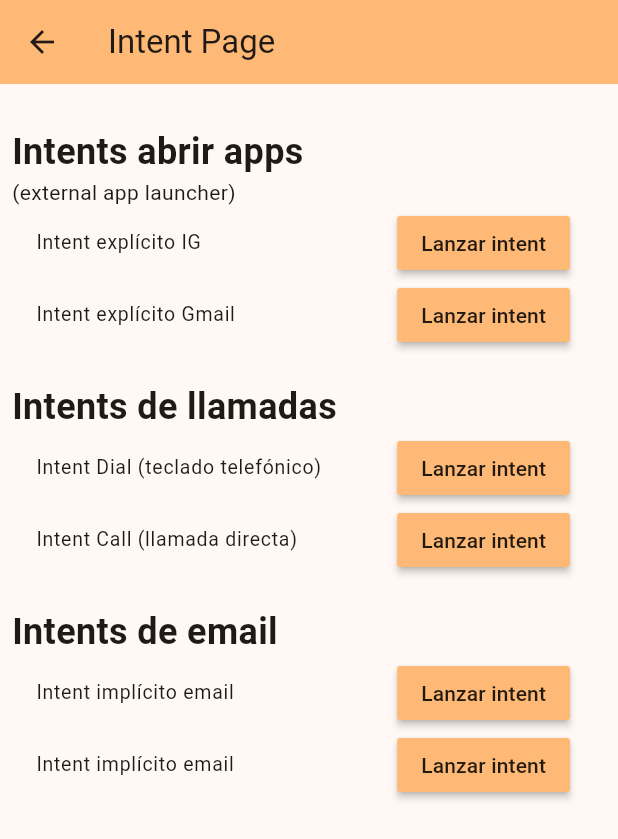
After one commit to figonzal1/ryc_flutter, a Flutter app: the IntentsPage screen opened directly, on a phone screen of 412 x 824 dp. The commit adds this screen. Shown: the top 839 px of the screen. Run offline on Flutter 3.47's test engine with Material 3 defaults, Android fonts, the phone set to English and light mode, and no system bars; our stand-ins replace google_maps_flutter, location, logger, permission_handler, video_player, webview_flutter; missing offline and left inert: android_intent_plus, external_app_launcher.

Commit message:
implementación de algunos intents
Signed-off-by: figonzal1 <felipe.gonzalezalarcon94@gmail.com>

```diff
--- a/lib/gps/GpsPage.dart
+++ b/lib/gps/GpsPage.dart
@@ -40,7 +40,7 @@ class _GpsPageState extends State<GpsPage> {
 
   void checkStatus() async {
     bool isGpsEnabled = await gpsTracker.isGPSEnabled();
-    bool isLocationPermissionGranted = await gpsTracker.isPermissionGranted();
+    bool isLocationPermissionGranted = await gpsTracker.isLocationPermissionGranted();
 
     logger.d("Permission granted: $permissionGranted");
     logger.d("GPS enabled: $isGpsEnabled");
--- a/lib/gps/GpsTrackerObserver.dart
+++ b/lib/gps/GpsTrackerObserver.dart
@@ -19,7 +19,7 @@ class GpsTrackerObserver {
     if (!(await isGPSEnabled())) {
       return;
     }
-    if (!(await isPermissionGranted())) {
+    if (!(await isLocationPermissionGranted())) {
       return;
     }
 
@@ -47,7 +47,7 @@ class GpsTrackerObserver {
     _locations.clear();
   }
 
-  Future<bool> isPermissionGranted() async =>
+  Future<bool> isLocationPermissionGranted() async =>
       await Permission.locationWhenInUse.isGranted;
 
   Future<bool> isGPSEnabled() async =>
--- /dev/null
+++ b/lib/intents/IntentsPage.dart
@@ -0,0 +1,188 @@
+import 'package:android_intent_plus/android_intent.dart';
+import 'package:external_app_launcher/external_app_launcher.dart';
+import 'package:flutter/material.dart';
+import 'package:logger/logger.dart';
+import 'package:ryc_flutter/intents/PhonePermission.dart';
+
+var logger = Logger();
+
+class IntentsPage extends StatefulWidget {
+  const IntentsPage({super.key, required this.title});
+
+  final String title;
+
+  @override
+  State<StatefulWidget> createState() => _IntentsPageState();
+}
+
+class _IntentsPageState extends State<IntentsPage> {
+  Future<void> explicitIntentInstagram() async {
+    await LaunchApp.openApp(
+        androidPackageName: 'com.instagram.android', openStore: true);
+  }
+
+  Future<void> explicitGmail() async {
+    await LaunchApp.openApp(
+      androidPackageName: 'com.google.android.gm',
+      openStore: true,
+    );
+  }
+
+  void sendToEmail() {
+    const AndroidIntent intent = AndroidIntent(
+        action: 'android.intent.action.SENDTO',
+        data:
+            'mailto:correo_destino@example.com?subject=Asunto del email&body=Probando el envío de datos desde flutter');
+    intent.launch();
+  }
+
+  void sendToEmailWithAttach() {
+    const AndroidIntent intent = AndroidIntent(
+        action: 'android.intent.action.SEND',
+        data:
+            'mailto:correo_destino@example.com?subject=Asunto del email con adjuntos&body=Probando el envío de datos desde flutter',
+        type: "images/*");
+    intent.launch();
+  }
+
+  void dialIntent() {
+    const AndroidIntent intent = AndroidIntent(
+        action: 'android.intent.action.DIAL', data: 'tel:+5699999999');
+    intent.launch();
+  }
+
+  @override
+  Widget build(BuildContext context) {
+    var btnText = "Lanzar intent";
+
+    return Scaffold(
+      appBar: AppBar(
+        backgroundColor: Theme.of(context).colorScheme.inversePrimary,
+        title: Text(widget.title),
+      ),
+      body: Padding(
+        padding: const EdgeInsets.all(8.0),
+        child: Column(
+          mainAxisAlignment: MainAxisAlignment.start,
+          crossAxisAlignment: CrossAxisAlignment.start,
+          children: [
+            intentExternalAppLauncher(context, btnText),
+            intentCalls(context, btnText),
+            intentEmails(context, btnText),
+          ],
+        ),
+      ),
+    );
+  }
+
+  Column intentEmails(BuildContext context, String btnText) {
+    return Column(
+      crossAxisAlignment: CrossAxisAlignment.start,
+      mainAxisSize: MainAxisSize.max,
+      children: [
+        const SizedBox(
+          height: 20,
+        ),
+        const Text(
+          "Intents de email",
+          style: TextStyle(fontSize: 24, fontWeight: FontWeight.bold),
+        ),
+        ListTile(
+          dense: true,
+          title: const Text("Intent implícito email"),
+          trailing: MaterialButton(
+              color: Theme.of(context).colorScheme.inversePrimary,
+              onPressed: () {
+                sendToEmail();
+              },
+              child: Text(btnText)),
+        ),
+        ListTile(
+          dense: true,
+          title: const Text("Intent implícito email"),
+          trailing: MaterialButton(
+              color: Theme.of(context).colorScheme.inversePrimary,
+              onPressed: () {
+                sendToEmail();
+              },
+              child: Text(btnText)),
+        ),
+      ],
+    );
+  }
+
+  Column intentExternalAppLauncher(BuildContext context, String btnText) {
+    return Column(
+      crossAxisAlignment: CrossAxisAlignment.start,
+      mainAxisSize: MainAxisSize.max,
+      children: [
+        const SizedBox(
+          height: 20,
+        ),
+        const Text(
+          "Intents abrir apps",
+          style: TextStyle(fontSize: 24, fontWeight: FontWeight.bold),
+        ),
+        const Text(
+          "(external app launcher)",
+        ),
+        ListTile(
+          dense: true,
+          title: const Text("Intent explícito IG"),
+          trailing: MaterialButton(
+              color: Theme.of(context).colorScheme.inversePrimary,
+              onPressed: () {
+                explicitIntentInstagram();
+              },
+              child: Text(btnText)),
+        ),
+        ListTile(
+          dense: true,
+          title: const Text("Intent explícito Gmail"),
+          trailing: MaterialButton(
+              color: Theme.of(context).colorScheme.inversePrimary,
+              onPressed: () {
+                explicitGmail();
+              },
+              child: Text(btnText)),
+        ),
+      ],
+    );
+  }
+
+  Column intentCalls(BuildContext context, String btnText) {
+    return Column(
+      crossAxisAlignment: CrossAxisAlignment.start,
+      mainAxisSize: MainAxisSize.max,
+      children: [
+        const SizedBox(
+          height: 20,
+        ),
+        const Text(
+          "Intents de llamadas",
+          style: TextStyle(fontSize: 24, fontWeight: FontWeight.bold),
+        ),
+        ListTile(
+          dense: true,
+          title: const Text("Intent Dial (teclado telefónico)"),
+          trailing: MaterialButton(
+              color: Theme.of(context).colorScheme.inversePrimary,
+              onPressed: () {
+                dialIntent();
+              },
+              child: Text(btnText)),
+        ),
+        ListTile(
+          dense: true,
+          title: const Text("Intent Call (llamada directa)"),
+          trailing: MaterialButton(
+              color: Theme.of(context).colorScheme.inversePrimary,
+              onPressed: () {
+                callIntent();
+              },
+              child: Text(btnText)),
+        ),
+      ],
+    );
+  }
+}
--- a/lib/main.dart
+++ b/lib/main.dart
@@ -1,6 +1,7 @@
 import 'package:flutter/material.dart';
 import 'package:ryc_flutter/gmaps/MapsPage.dart';
 import 'package:ryc_flutter/gps/GpsPage.dart';
+import 'package:ryc_flutter/intents/IntentsPage.dart';
 import 'package:ryc_flutter/local_notifications/NotificationsPage.dart';
 import 'package:ryc_flutter/theme_toggle/ThemeTogglePage.dart';
 import 'package:ryc_flutter/videoplayer/VideoPlayerPage.dart';
@@ -149,6 +150,19 @@ class ListPage extends StatelessWidget {
                         const WebViewPage(title: "WebView Toggle Page")),
               );
             },
+          ),
+          ListTile(
+            title: const Text("Intents"),
+            subtitle:
+                const Text("Ejemplo de uso de intents explicitos e implicitos"),
+            onTap: () {
+              Navigator.push(
+                context,
+                MaterialPageRoute(
+                    builder: (context) =>
+                        const IntentsPage(title: "Intent Page")),
+              );
+            },
           )
         ],
       ),
--- a/pubspec.yaml
+++ b/pubspec.yaml
@@ -42,6 +42,8 @@ dependencies:
   flutter_local_notifications: ^17.1.2
   video_player: ^2.8.6
   webview_flutter: ^4.7.0
+  external_app_launcher: ^4.0.0
+  android_intent_plus: ^5.0.2
 
 dev_dependencies:
   flutter_test:
```
Also changed, not shown: lib/intents/PhonePermission.dart (added, +31 -0 lines), pubspec.lock, 1 other file.
